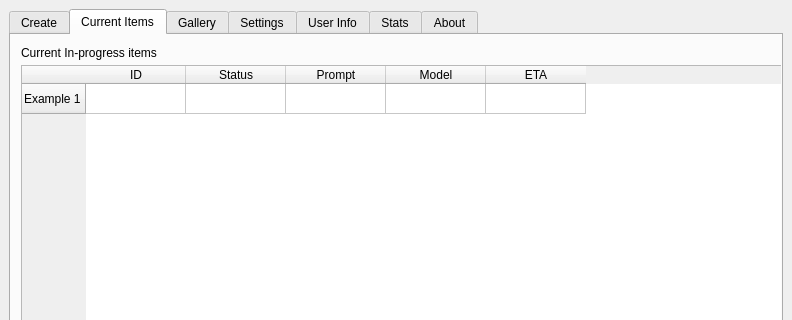
First picture: the form in QTProj/QtHorde/form.ui, repository Unit1208/HordeQT, before the edit; both pictures show x 0 to 792 and y 0 to 320 of the 792 by 879 pixel window.
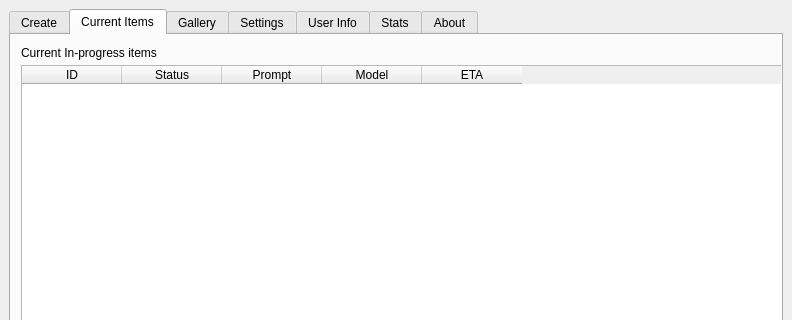
Second picture: the form after the edit. The open tabs and pages were chosen to show the change. Icons and pictures are not drawn.

```diff
--- a/QTProj/QtHorde/form.ui
+++ b/QTProj/QtHorde/form.ui
@@ -522,11 +522,6 @@
            <height>771</height>
           </rect>
          </property>
-         <row>
-          <property name="text">
-           <string>Example 1</string>
-          </property>
-         </row>
          <column>
           <property name="text">
            <string>ID</string>
```
Left out of the diff: 4 changed lines with no effect on the pictures.
